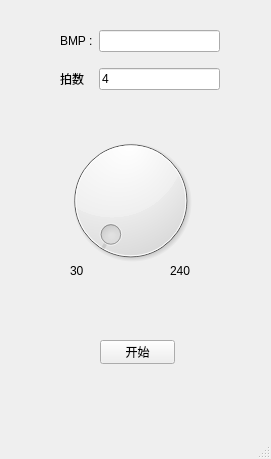
Qt form Metronome_mainWindow.ui (reround/Metronome) before a commit.
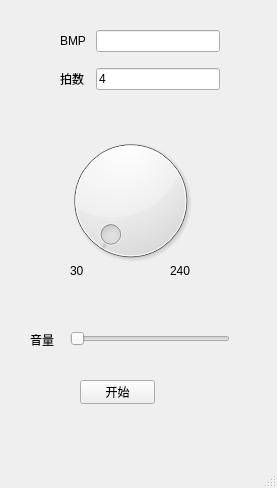
The same form after that commit.

Commit message: 添加音量

The edit to the form file:
```diff
--- a/Metronome_mainWindow.ui
+++ b/Metronome_mainWindow.ui
@@ -6,8 +6,8 @@
    <rect>
     <x>0</x>
     <y>0</y>
-    <width>271</width>
-    <height>459</height>
+    <width>277</width>
+    <height>488</height>
    </rect>
   </property>
   <property name="windowTitle">
@@ -27,8 +27,8 @@
    <widget class="QPushButton" name="pushButton_start">
     <property name="geometry">
      <rect>
-      <x>100</x>
-      <y>340</y>
+      <x>80</x>
+      <y>380</y>
       <width>75</width>
       <height>24</height>
      </rect>
@@ -76,7 +76,7 @@
      <item row="0" column="0">
       <widget class="QLabel" name="label_3">
        <property name="text">
-        <string>BMP :</string>
+        <string>BMP </string>
        </property>
       </widget>
      </item>
@@ -99,6 +99,35 @@
      </item>
     </layout>
    </widget>
+   <widget class="QLabel" name="label_5">
+    <property name="geometry">
+     <rect>
+      <x>30</x>
+      <y>330</y>
+      <width>33</width>
+      <height>20</height>
+     </rect>
+    </property>
+    <property name="text">
+     <string>音量</string>
+    </property>
+   </widget>
+   <widget class="QSlider" name="horizontalSlider_volume">
+    <property name="geometry">
+     <rect>
+      <x>70</x>
+      <y>330</y>
+      <width>160</width>
+      <height>18</height>
+     </rect>
+    </property>
+    <property name="maximum">
+     <number>100</number>
+    </property>
+    <property name="orientation">
+     <enum>Qt::Horizontal</enum>
+    </property>
+   </widget>
   </widget>
   <widget class="QMenuBar" name="menubar">
    <property name="geometry">
```
Left out of the diff: 2 changed lines with no effect on the pictures. The commit also changes 2 other files.
